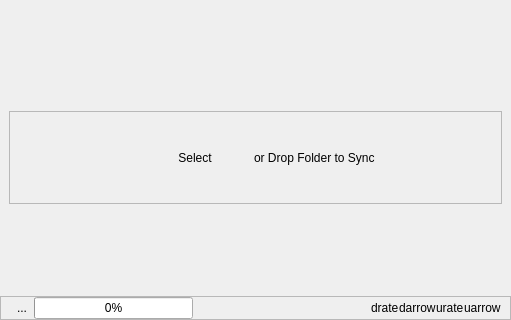
Above: ui/cloud-view.ui from haiwen/seafile-client before the change; both pictures show x 0 to 511 and y 259 to 579 of the 511 by 579 pixel window. Below: the same form after it.
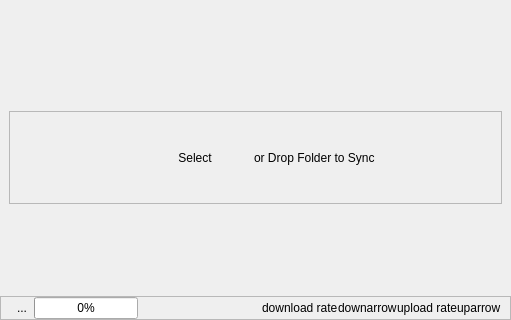
That is the form after the change.

Diff of the .ui file:
```diff
--- a/ui/cloud-view.ui
+++ b/ui/cloud-view.ui
@@ -277,14 +277,14 @@
         <item>
          <widget class="QLabel" name="mDownloadRate">
           <property name="text">
-           <string>drate</string>
+           <string>download rate</string>
           </property>
          </widget>
         </item>
         <item>
          <widget class="QLabel" name="mDownloadRateArrow">
           <property name="text">
-           <string>darrow</string>
+           <string>downarrow</string>
           </property>
          </widget>
         </item>
@@ -295,14 +295,14 @@
         <item>
          <widget class="QLabel" name="mUploadRate">
           <property name="text">
-           <string>urate</string>
+           <string>upload rate</string>
           </property>
          </widget>
         </item>
         <item>
          <widget class="QLabel" name="mUploadRateArrow">
           <property name="text">
-           <string>uarrow</string>
+           <string>uparrow</string>
           </property>
          </widget>
         </item>
```
